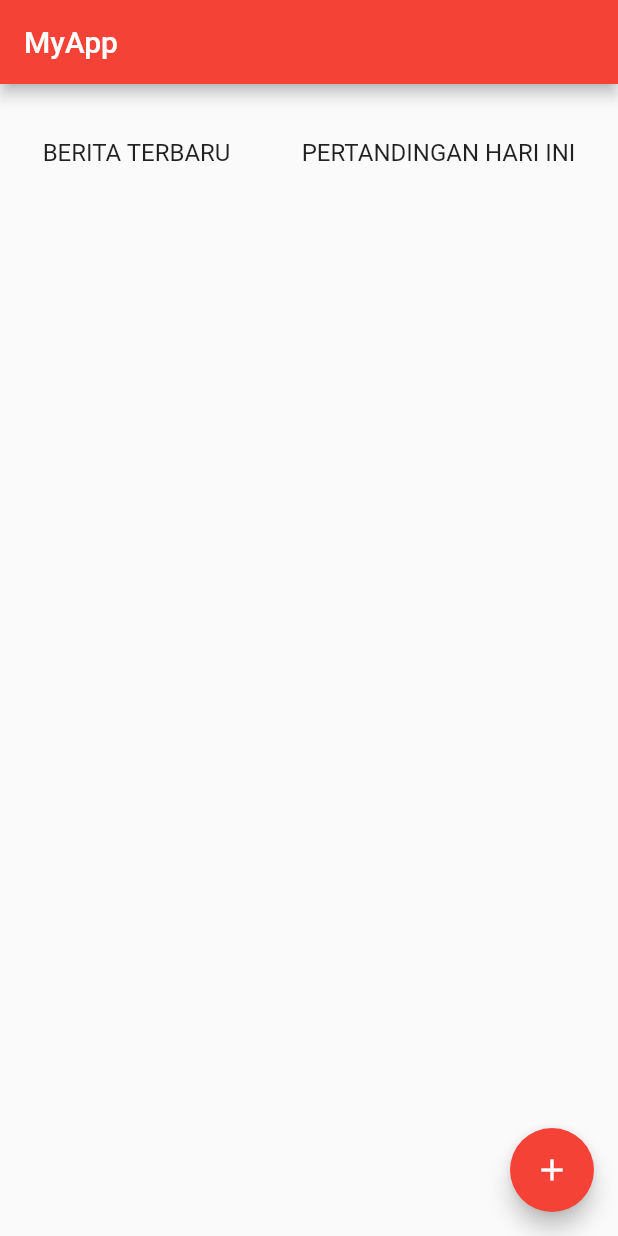
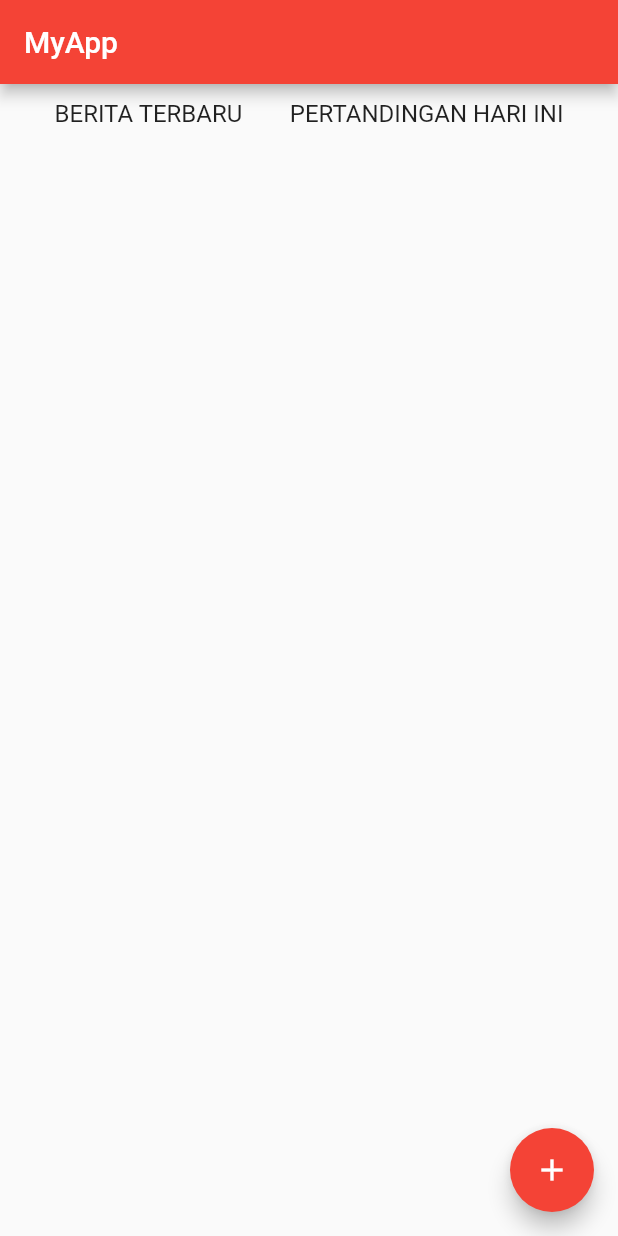
Before and after one commit to polinema-mobile/praktikum-02-layout-web-bola-REldhaNirwana, a Flutter app: the screen it shows after launch, on a phone screen of 412 x 824 dp. Run offline on Flutter 3.47's test engine with Material 2 defaults, Android fonts, the phone set to English and light mode, and no system bars.

```diff
--- a/lib/main.dart
+++ b/lib/main.dart
@@ -76,8 +76,8 @@ class _MyHomePageState extends State<MyHomePage> {
       ),
       body: Container(
         alignment:Alignment.topCenter,
-        child: Text('BERITA TERBARU            PERTANDINGAN HARI INI',
-        style: TextStyle(fontSize:16,height: 4.0),
+        child: Text('BERITA TERBARU        PERTANDINGAN HARI INI',
+        style: TextStyle(fontSize:16,height: 2.0),
         )
       ),
 
```
